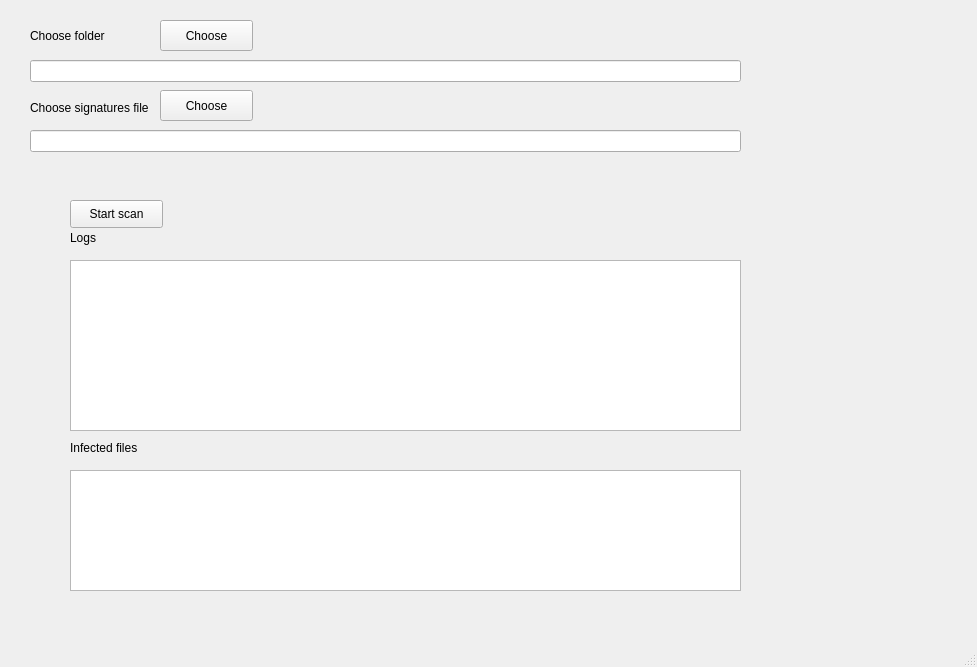
Old version of the form scanner/mainwindow.ui in the repository Muha113/virus_scanner.
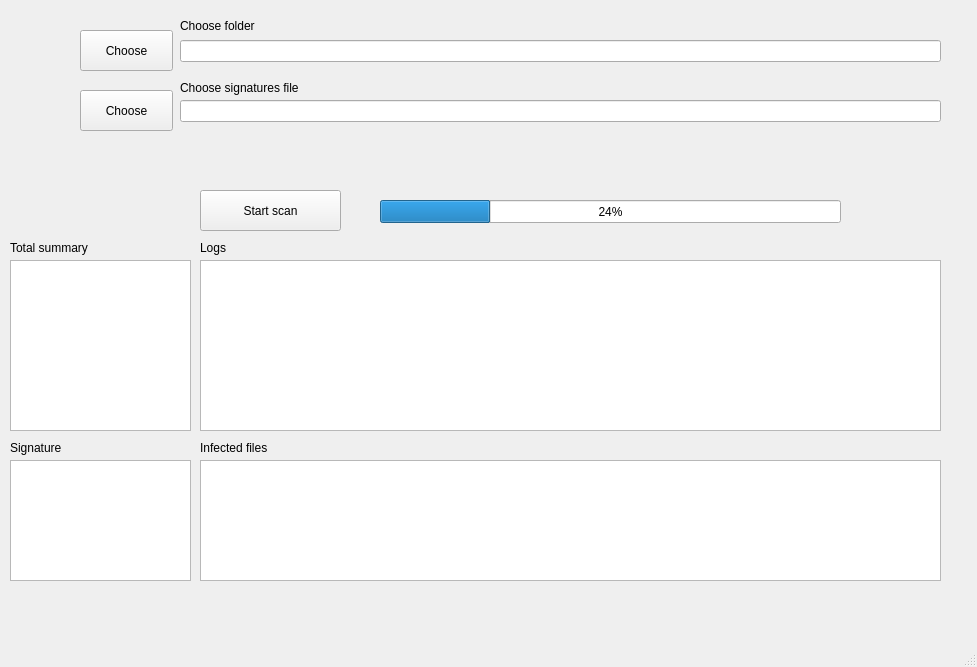
New version of the form.

Patch:
```diff
--- a/scanner/mainwindow.ui
+++ b/scanner/mainwindow.ui
@@ -17,9 +17,9 @@
    <widget class="QTextEdit" name="infectedFilesEdit">
     <property name="geometry">
      <rect>
-      <x>70</x>
-      <y>470</y>
-      <width>671</width>
+      <x>200</x>
+      <y>460</y>
+      <width>741</width>
       <height>121</height>
      </rect>
     </property>
@@ -27,7 +27,7 @@
    <widget class="QLabel" name="label">
     <property name="geometry">
      <rect>
-      <x>70</x>
+      <x>200</x>
       <y>440</y>
       <width>151</width>
       <height>16</height>
@@ -43,8 +43,8 @@
    <widget class="QLabel" name="label_2">
     <property name="geometry">
      <rect>
-      <x>30</x>
-      <y>20</y>
+      <x>180</x>
+      <y>10</y>
       <width>111</width>
       <height>31</height>
      </rect>
@@ -56,9 +56,9 @@
    <widget class="QLineEdit" name="pathDirEdit">
     <property name="geometry">
      <rect>
-      <x>30</x>
-      <y>60</y>
-      <width>711</width>
+      <x>180</x>
+      <y>40</y>
+      <width>761</width>
       <height>22</height>
      </rect>
     </property>
@@ -66,10 +66,10 @@
    <widget class="QPushButton" name="chooseDirButton">
     <property name="geometry">
      <rect>
-      <x>160</x>
-      <y>20</y>
+      <x>80</x>
+      <y>30</y>
       <width>93</width>
-      <height>31</height>
+      <height>41</height>
      </rect>
     </property>
     <property name="text">
@@ -79,9 +79,9 @@
    <widget class="QTextEdit" name="logsEdit">
     <property name="geometry">
      <rect>
-      <x>70</x>
+      <x>200</x>
       <y>260</y>
-      <width>671</width>
+      <width>741</width>
       <height>171</height>
      </rect>
     </property>
@@ -89,8 +89,8 @@
    <widget class="QLabel" name="label_3">
     <property name="geometry">
      <rect>
-      <x>70</x>
-      <y>230</y>
+      <x>200</x>
+      <y>240</y>
       <width>81</width>
       <height>16</height>
      </rect>
@@ -102,10 +102,10 @@
    <widget class="QPushButton" name="startScanButton">
     <property name="geometry">
      <rect>
-      <x>70</x>
-      <y>200</y>
-      <width>93</width>
-      <height>28</height>
+      <x>200</x>
+      <y>190</y>
+      <width>141</width>
+      <height>41</height>
      </rect>
     </property>
     <property name="text">
@@ -115,18 +115,18 @@
    <widget class="QLineEdit" name="pathSigFileEdit">
     <property name="geometry">
      <rect>
-      <x>30</x>
-      <y>130</y>
-      <width>711</width>
-      <height>22</height>
-     </rect>
-    </property>
-   </widget>
-   <widget class="QLabel" name="label_4">
-    <property name="geometry">
-     <rect>
-      <x>30</x>
+      <x>180</x>
       <y>100</y>
+      <width>761</width>
+      <height>22</height>
+     </rect>
+    </property>
+   </widget>
+   <widget class="QLabel" name="label_4">
+    <property name="geometry">
+     <rect>
+      <x>180</x>
+      <y>80</y>
       <width>131</width>
       <height>16</height>
      </rect>
@@ -138,16 +138,75 @@
    <widget class="QPushButton" name="chooseSigFileButton">
     <property name="geometry">
      <rect>
-      <x>160</x>
+      <x>80</x>
       <y>90</y>
       <width>93</width>
-      <height>31</height>
+      <height>41</height>
      </rect>
     </property>
     <property name="text">
      <string>Choose</string>
     </property>
    </widget>
+   <widget class="QTextEdit" name="signaturesEdit">
+    <property name="geometry">
+     <rect>
+      <x>10</x>
+      <y>460</y>
+      <width>181</width>
+      <height>121</height>
+     </rect>
+    </property>
+   </widget>
+   <widget class="QLabel" name="label_5">
+    <property name="geometry">
+     <rect>
+      <x>10</x>
+      <y>440</y>
+      <width>61</width>
+      <height>16</height>
+     </rect>
+    </property>
+    <property name="text">
+     <string>Signature</string>
+    </property>
+   </widget>
+   <widget class="QTextEdit" name="totalSummaryEdit">
+    <property name="geometry">
+     <rect>
+      <x>10</x>
+      <y>260</y>
+      <width>181</width>
+      <height>171</height>
+     </rect>
+    </property>
+   </widget>
+   <widget class="QLabel" name="label_6">
+    <property name="geometry">
+     <rect>
+      <x>10</x>
+      <y>240</y>
+      <width>91</width>
+      <height>16</height>
+     </rect>
+    </property>
+    <property name="text">
+     <string>Total summary</string>
+    </property>
+   </widget>
+   <widget class="QProgressBar" name="scanningProgressBar">
+    <property name="geometry">
+     <rect>
+      <x>380</x>
+      <y>200</y>
+      <width>461</width>
+      <height>23</height>
+     </rect>
+    </property>
+    <property name="value">
+     <number>24</number>
+    </property>
+   </widget>
   </widget>
   <widget class="QMenuBar" name="menubar">
    <property name="geometry">
```
